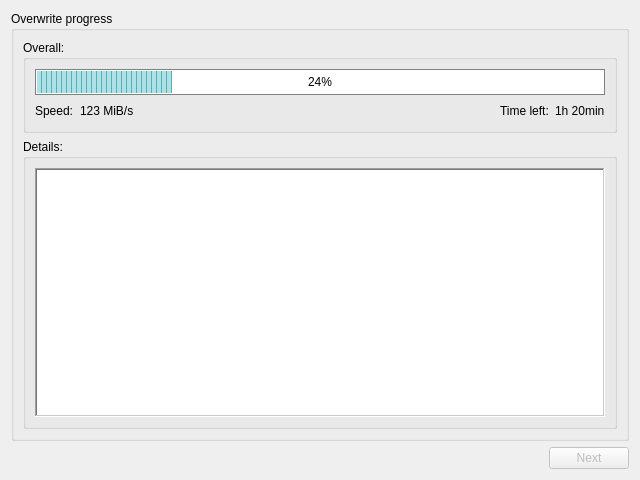
Old version of the form KuuraGUI/ProgressTab.ui in the repository visuve/Tunkio.
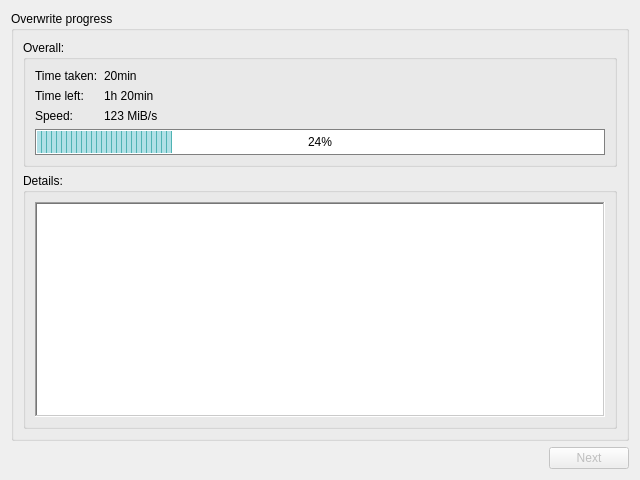
New version of the form.

Diff of the .ui file:
```diff
--- a/KuuraGUI/ProgressTab.ui
+++ b/KuuraGUI/ProgressTab.ui
@@ -48,8 +48,50 @@
         <property name="title">
          <string>Overall:</string>
         </property>
-        <layout class="QGridLayout" name="gridLayout_2">
-         <item row="0" column="0" colspan="5">
+        <layout class="QFormLayout" name="formLayout">
+         <item row="0" column="0">
+          <widget class="QLabel" name="labelTimeTakenDesc">
+           <property name="text">
+            <string>Time taken:</string>
+           </property>
+          </widget>
+         </item>
+         <item row="0" column="1">
+          <widget class="QLabel" name="labelTimeTaken">
+           <property name="text">
+            <string>20min</string>
+           </property>
+          </widget>
+         </item>
+         <item row="1" column="0">
+          <widget class="QLabel" name="labelTimeLeftDesc">
+           <property name="text">
+            <string>Time left:</string>
+           </property>
+          </widget>
+         </item>
+         <item row="1" column="1">
+          <widget class="QLabel" name="labelTimeLeft">
+           <property name="text">
+            <string>1h 20min</string>
+           </property>
+          </widget>
+         </item>
+         <item row="2" column="0">
+          <widget class="QLabel" name="labelSpeedDesc">
+           <property name="text">
+            <string>Speed:</string>
+           </property>
+          </widget>
+         </item>
+         <item row="2" column="1">
+          <widget class="QLabel" name="labelSpeed">
+           <property name="text">
+            <string>123 MiB/s</string>
+           </property>
+          </widget>
+         </item>
+         <item row="3" column="0" colspan="2">
           <widget class="QProgressBar" name="progressBar">
            <property name="styleSheet">
             <string notr="true">QProgressBar {
@@ -68,47 +110,6 @@
            </property>
           </widget>
          </item>
-         <item row="1" column="0">
-          <widget class="QLabel" name="labelSpeedDesc">
-           <property name="text">
-            <string>Speed:</string>
-           </property>
-          </widget>
-         </item>
-         <item row="1" column="1">
-          <widget class="QLabel" name="labelSpeed">
-           <property name="text">
-            <string>123 MiB/s</string>
-           </property>
-          </widget>
-         </item>
-         <item row="1" column="2">
-          <spacer name="horizontalSpacer_2">
-           <property name="orientation">
-            <enum>Qt::Horizontal</enum>
-           </property>
-           <property name="sizeHint" stdset="0">
-            <size>
-             <width>332</width>
-             <height>20</height>
-            </size>
-           </property>
-          </spacer>
-         </item>
-         <item row="1" column="3">
-          <widget class="QLabel" name="labelTimeDesc">
-           <property name="text">
-            <string>Time left:</string>
-           </property>
-          </widget>
-         </item>
-         <item row="1" column="4">
-          <widget class="QLabel" name="labelTime">
-           <property name="text">
-            <string>1h 20min</string>
-           </property>
-          </widget>
-         </item>
         </layout>
        </widget>
       </item>
```
